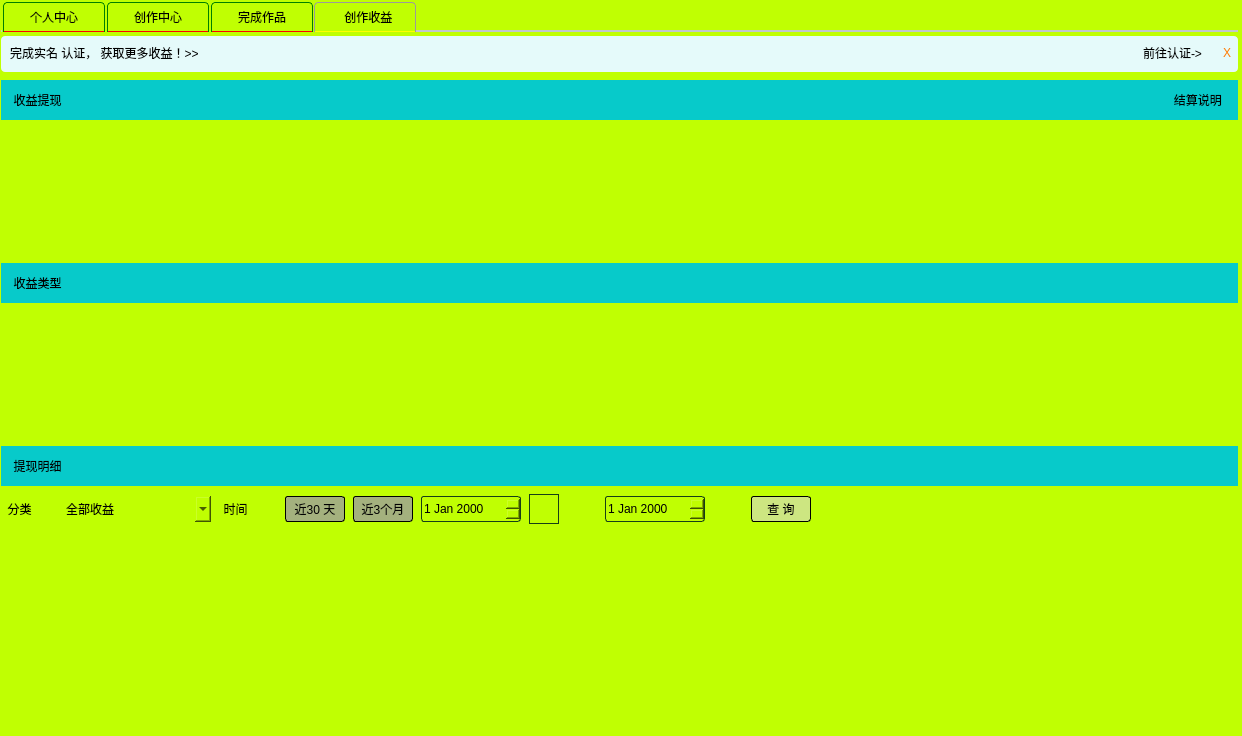
Above: VideoPlayer/creator/CreateCenter.ui from huizhang556/pc-video-player before the change. Below: the same form after it.
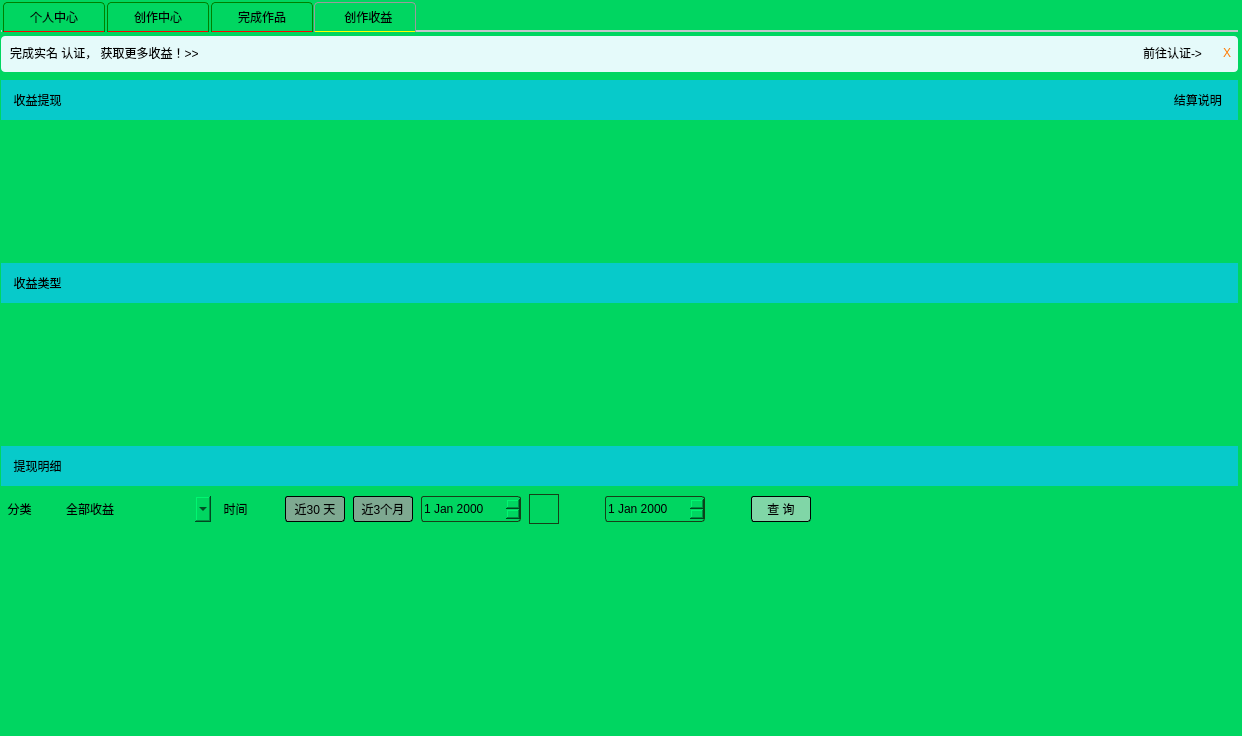
That is the form after the change. The open tabs and pages were chosen to show the change. Icons and pictures are not drawn. Custom widgets are drawn as their Qt base class.

What changed in the file:
```diff
--- a/VideoPlayer/creator/CreateCenter.ui
+++ b/VideoPlayer/creator/CreateCenter.ui
@@ -20,8 +20,8 @@
 /*qlistwidget点击去掉边线*/
 outline: 0px;
 font-family: &quot;微软雅黑&quot;;
-background-color: rgb(192, 255, 2);
-
+background-color:qlineargradient(spread:pad,x1:0,y1:0,x2:1,y2:0, stop:0 #1a1a1a, stop:1  #141d2c);
+	background-color:#00d661;
 }</string>
   </property>
   <layout class="QVBoxLayout" name="verticalLayout_43">
```
Left out of the diff: 4 changed lines with no effect on the pictures.
